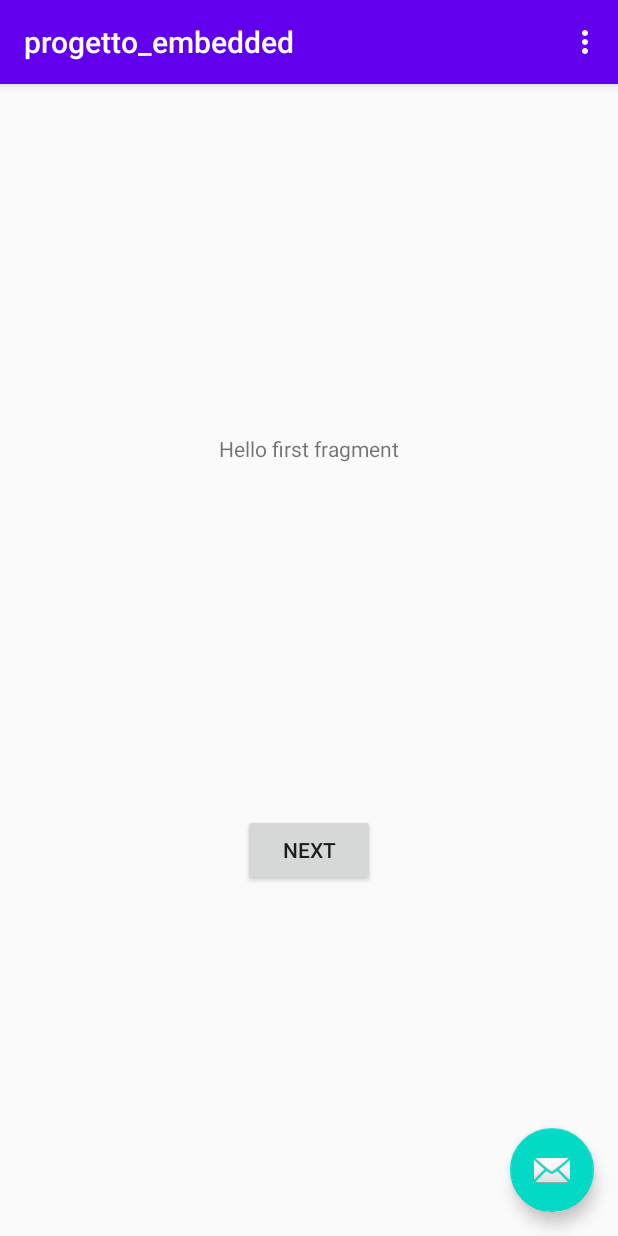
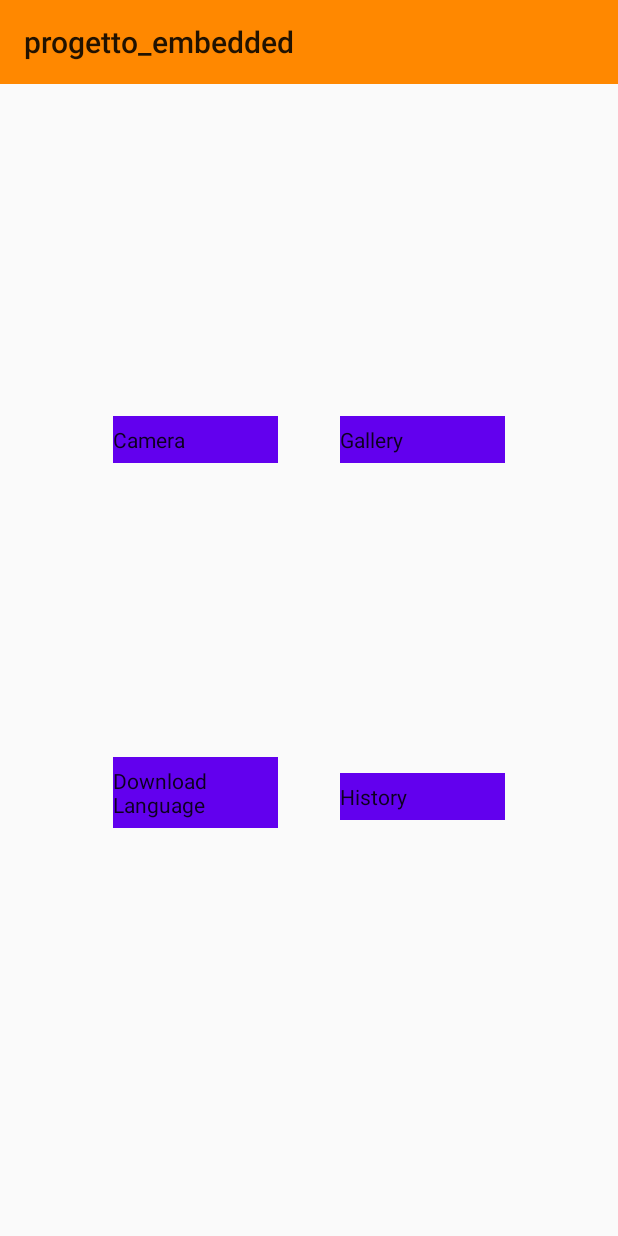
Before and after one commit to Starkiller13/progetto_embedded, an Android app: the screen it shows after launch (MainActivity), on a phone screen of 412 x 824 dp. Run offline under Robolectric (Android 15) with nearby library versions, the phone set to English and light mode, and no system bars; 3 statements that could not run were skipped.

Commit message:
Modificato activity_main.xml e non molto altro

```diff
--- a/app/src/main/AndroidManifest.xml
+++ b/app/src/main/AndroidManifest.xml
@@ -2,6 +2,7 @@
 <manifest xmlns:android="http://schemas.android.com/apk/res/android"
     package="com.example.progetto_embedded">
 
+    <uses-permission android:name="android.permission.CAMERA"/>
     <application
         android:allowBackup="true"
         android:icon="@mipmap/ic_launcher"
@@ -19,6 +20,8 @@
                 <category android:name="android.intent.category.LAUNCHER" />
             </intent-filter>
         </activity>
+        <meta-data android:name="com.google.com.gms.vision.DEPENDENCIES"
+            android:value="ocr"/>
     </application>
 
 </manifest>
--- a/app/src/main/res/layout/activity_main.xml
+++ b/app/src/main/res/layout/activity_main.xml
@@ -1,33 +1,67 @@
 <?xml version="1.0" encoding="utf-8"?>
-<androidx.coordinatorlayout.widget.CoordinatorLayout xmlns:android="http://schemas.android.com/apk/res/android"
+<androidx.constraintlayout.widget.ConstraintLayout xmlns:android="http://schemas.android.com/apk/res/android"
     xmlns:app="http://schemas.android.com/apk/res-auto"
     xmlns:tools="http://schemas.android.com/tools"
     android:layout_width="match_parent"
     android:layout_height="match_parent"
     tools:context=".MainActivity">
-
-    <com.google.android.material.appbar.AppBarLayout
+    <androidx.appcompat.widget.Toolbar
         android:layout_width="match_parent"
         android:layout_height="wrap_content"
-        android:theme="@style/AppTheme.AppBarOverlay">
+        app:title="@string/app_name"
+        android:background="@android:color/holo_orange_dark"
+        android:theme="@style/ThemeOverlay.AppCompat.ActionBar"
+        app:layout_constraintTop_toTopOf="parent"
+        app:popupTheme="@style/ThemeOverlay.AppCompat.Light">
 
-        <androidx.appcompat.widget.Toolbar
-            android:id="@+id/toolbar"
-            android:layout_width="match_parent"
-            android:layout_height="?attr/actionBarSize"
-            android:background="?attr/colorPrimary"
-            app:popupTheme="@style/AppTheme.PopupOverlay" />
+    </androidx.appcompat.widget.Toolbar>
 
-    </com.google.android.material.appbar.AppBarLayout>
+    <com.google.android.material.button.MaterialButton
+        android:text="@string/home_button1"
+        android:id="@+id/button1"
+        style="@style/button_h"
+        app:layout_constraintRight_toRightOf="parent"
+        app:layout_constraintLeft_toLeftOf="parent"
+        app:layout_constraintTop_toTopOf="parent"
+        app:layout_constraintBottom_toBottomOf="parent"
+        app:layout_constraintHorizontal_bias="0.25"
+        app:layout_constraintVertical_bias="0.35"
+        />
+    <com.google.android.material.button.MaterialButton
+        android:id="@+id/button2"
+        android:text="@string/home_button2"
+        style="@style/button_h"
+        app:layout_constraintRight_toRightOf="parent"
+        app:layout_constraintLeft_toLeftOf="parent"
+        app:layout_constraintTop_toTopOf="parent"
+        app:layout_constraintBottom_toBottomOf="parent"
+        app:layout_constraintHorizontal_bias="0.75"
+        app:layout_constraintVertical_bias="0.35"
+        />
+    <com.google.android.material.button.MaterialButton
+        android:id="@+id/button3"
+        android:text="@string/home_button3"
+        style="@style/button_h"
+        app:layout_constraintRight_toRightOf="parent"
+        app:layout_constraintLeft_toLeftOf="parent"
+        app:layout_constraintTop_toTopOf="parent"
+        app:layout_constraintBottom_toBottomOf="parent"
+        app:layout_constraintHorizontal_bias="0.25"
+        app:layout_constraintVertical_bias="0.65"
+        />
 
-    <include layout="@layout/content_main" />
+    <com.google.android.material.button.MaterialButton
+        android:id="@+id/button4"
+        android:text="@string/home_button4"
+        style="@style/button_h"
+        app:layout_constraintRight_toRightOf="parent"
+        app:layout_constraintLeft_toLeftOf="parent"
+        app:layout_constraintTop_toTopOf="parent"
+        app:layout_constraintBottom_toBottomOf="parent"
+        app:layout_constraintHorizontal_bias="0.75"
+        app:layout_constraintVertical_bias="0.65"
+        />
 
-    <com.google.android.material.floatingactionbutton.FloatingActionButton
-        android:id="@+id/fab"
-        android:layout_width="wrap_content"
-        android:layout_height="wrap_content"
-        android:layout_gravity="bottom|end"
-        android:layout_margin="@dimen/fab_margin"
-        app:srcCompat="@android:drawable/ic_dialog_email" />
 
-</androidx.coordinatorlayout.widget.CoordinatorLayout>
+
+</androidx.constraintlayout.widget.ConstraintLayout>
--- a/app/src/main/res/layout/content_main.xml
+++ /dev/null
@@ -1,19 +0,0 @@
-<?xml version="1.0" encoding="utf-8"?>
-<androidx.constraintlayout.widget.ConstraintLayout xmlns:android="http://schemas.android.com/apk/res/android"
-    xmlns:app="http://schemas.android.com/apk/res-auto"
-    android:layout_width="match_parent"
-    android:layout_height="match_parent"
-    app:layout_behavior="@string/appbar_scrolling_view_behavior">
-
-    <fragment
-        android:id="@+id/nav_host_fragment"
-        android:name="androidx.navigation.fragment.NavHostFragment"
-        android:layout_width="0dp"
-        android:layout_height="0dp"
-        app:defaultNavHost="true"
-        app:layout_constraintBottom_toBottomOf="parent"
-        app:layout_constraintLeft_toLeftOf="parent"
-        app:layout_constraintRight_toRightOf="parent"
-        app:layout_constraintTop_toTopOf="parent"
-        app:navGraph="@navigation/nav_graph" />
-</androidx.constraintlayout.widget.ConstraintLayout>
--- a/app/src/main/res/layout/fragment_first.xml
+++ b/app/src/main/res/layout/fragment_first.xml
@@ -5,24 +5,9 @@
     android:layout_width="match_parent"
     android:layout_height="match_parent"
     tools:context=".FirstFragment">
-
-    <TextView
-        android:id="@+id/textview_first"
-        android:layout_width="wrap_content"
-        android:layout_height="wrap_content"
-        android:text="@string/hello_first_fragment"
-        app:layout_constraintBottom_toTopOf="@id/button_first"
-        app:layout_constraintEnd_toEndOf="parent"
-        app:layout_constraintStart_toStartOf="parent"
-        app:layout_constraintTop_toTopOf="parent" />
-
-    <Button
-        android:id="@+id/button_first"
-        android:layout_width="wrap_content"
-        android:layout_height="wrap_content"
-        android:text="@string/next"
-        app:layout_constraintBottom_toBottomOf="parent"
-        app:layout_constraintEnd_toEndOf="parent"
-        app:layout_constraintStart_toStartOf="parent"
-        app:layout_constraintTop_toBottomOf="@id/textview_first" />
+    <SurfaceView
+        android:id="@+id/surface_view"
+        android:layout_width="match_parent"
+        android:layout_height="match_parent"
+        />
 </androidx.constraintlayout.widget.ConstraintLayout>
--- a/app/src/main/res/values/strings.xml
+++ b/app/src/main/res/values/strings.xml
@@ -6,7 +6,11 @@
     <string name="second_fragment_label">Second Fragment</string>
     <string name="next">Next</string>
     <string name="previous">Previous</string>
-
     <string name="hello_first_fragment">Hello first fragment</string>
     <string name="hello_second_fragment">Hello second fragment. Arg: %1$s</string>
+
+    <string name="home_button1">Camera</string>
+    <string name="home_button2">Gallery</string>
+    <string name="home_button3">Download Language</string>
+    <string name="home_button4">History</string>
 </resources>
--- a/app/src/main/res/values/styles.xml
+++ b/app/src/main/res/values/styles.xml
@@ -17,4 +17,10 @@
 
     <style name="AppTheme.PopupOverlay" parent="ThemeOverlay.AppCompat.Light" />
 
+    <style name="button_h">
+        <item name="android:background">@android:color/holo_orange_dark</item>
+        <item name="android:layout_width">110sp</item>
+        <item name="android:layout_height">wrap_content</item>
+    </style>
+
 </resources>
```
